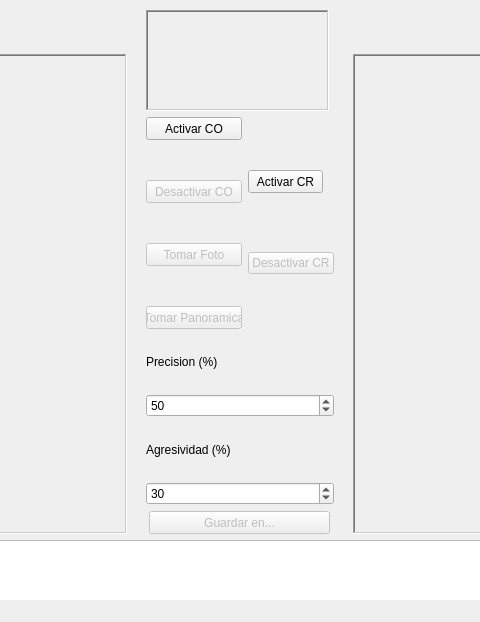
Above: untitled.ui from MarsPatrick/Practica1 before the change; both pictures show x 536 to 1016 and y 0 to 622 of the 1541 by 622 pixel window. Below: the same form after it.
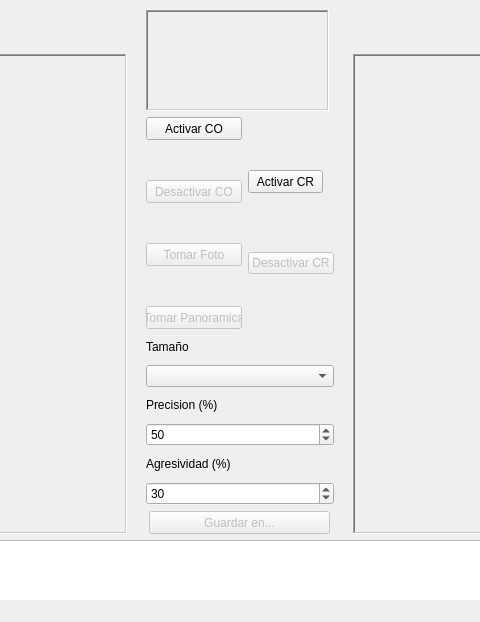
That is the form after the change. Icons and pictures are not drawn.

Commit message: se agrega cambio para el tamaño que viene de la configuracion de yolo

```diff
--- a/untitled.ui
+++ b/untitled.ui
@@ -90,7 +90,7 @@
         </layout>
        </item>
        <item>
-        <layout class="QVBoxLayout" name="verticalLayout" stretch="0,70,0,0,0,0,5">
+        <layout class="QVBoxLayout" name="verticalLayout" stretch="0,70,0,0,0,0,0,0,5">
          <property name="sizeConstraint">
           <enum>QLayout::SetNoConstraint</enum>
          </property>
@@ -272,6 +272,16 @@
            </item>
           </layout>
          </item>
+         <item>
+          <widget class="QLabel" name="label_6">
+           <property name="text">
+            <string>Tamaño</string>
+           </property>
+          </widget>
+         </item>
+         <item>
+          <widget class="QComboBox" name="cb"/>
+         </item>
          <item>
           <widget class="QLabel" name="label_3">
            <property name="text">
```
The commit also changes 1 other file.
